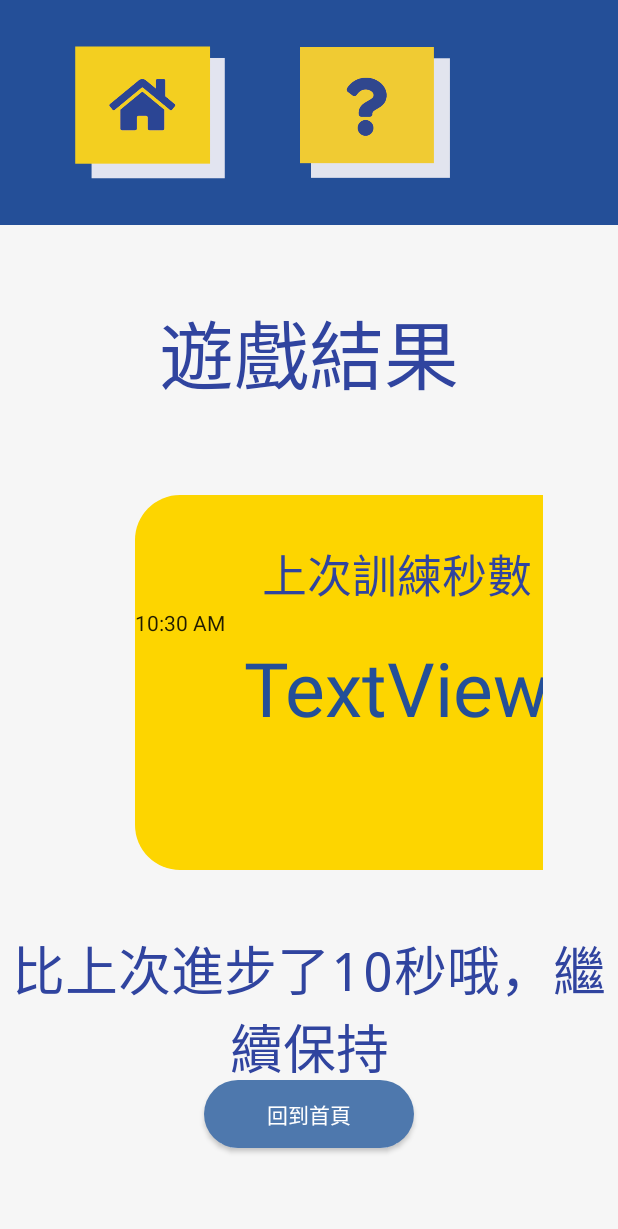
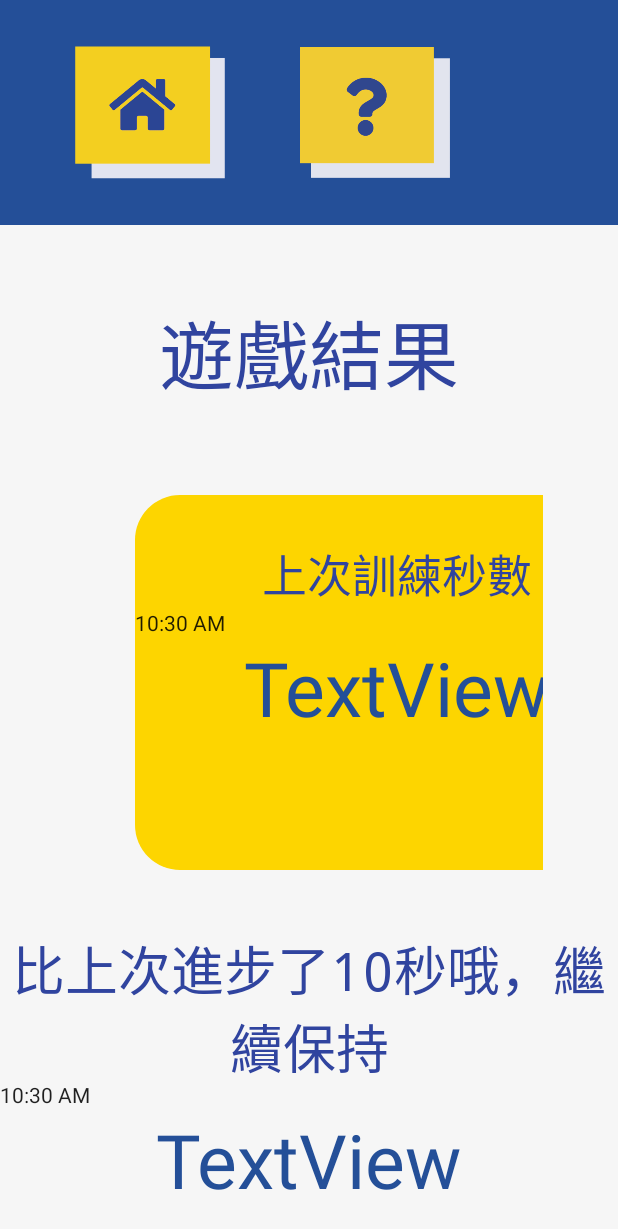
Before and after one commit to lulutopic/trattention-new, an Android app: the layout activity_game_result.xml on its own in the app's theme, with its tools: preview values and no code run, on a phone screen of 412 x 824 dp. Shown: the top 1229 px of the screen. Run offline under Robolectric (Android 15) with nearby library versions, the phone set to English and light mode, and no system bars.

Commit message:
game result test

```diff
--- a/app-java/src/main/res/layout/activity_game_result.xml
+++ b/app-java/src/main/res/layout/activity_game_result.xml
@@ -100,11 +100,7 @@
                 android:textSize="30dp"
                 android:typeface="monospace"
                 android:layout_marginTop="30dp"/>
-            <TextView
-                android:id="@+id/thisTimeRecord"
-                android:layout_width="match_parent"
-                android:layout_height="108dp"
-                android:text="TextView" />
+
         </LinearLayout>
         <LinearLayout
             android:layout_width="350dp"
@@ -134,6 +130,19 @@
             android:textColor="#30449F"
             android:textSize="35dp"
             android:typeface="monospace" />
+        <TextClock
+            android:layout_width="match_parent"
+            android:layout_height="wrap_content"/>
+
+        <TextView
+            android:id="@+id/thisTimeRecord"
+            android:layout_width="wrap_content"
+            android:layout_height="108dp"
+            android:text="TextView"
+            android:textSize="50dp"
+            android:textColor="@color/blue"
+            android:layout_gravity="center"
+            />
 
         <Button
             android:id="@+id/index"
```
